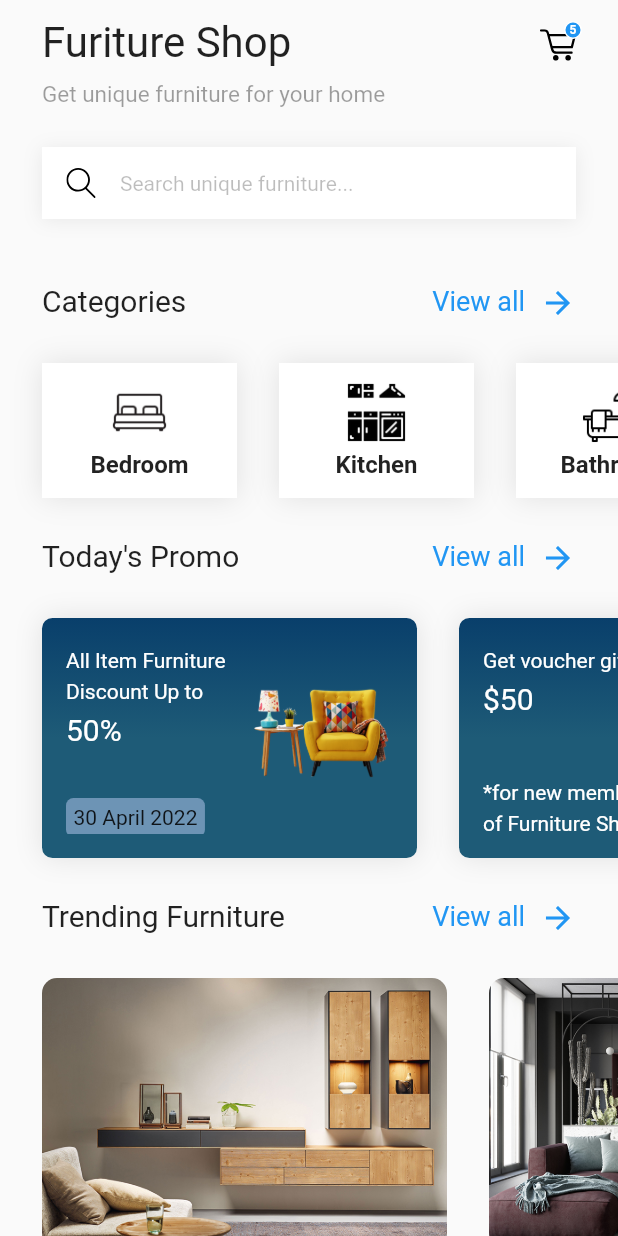
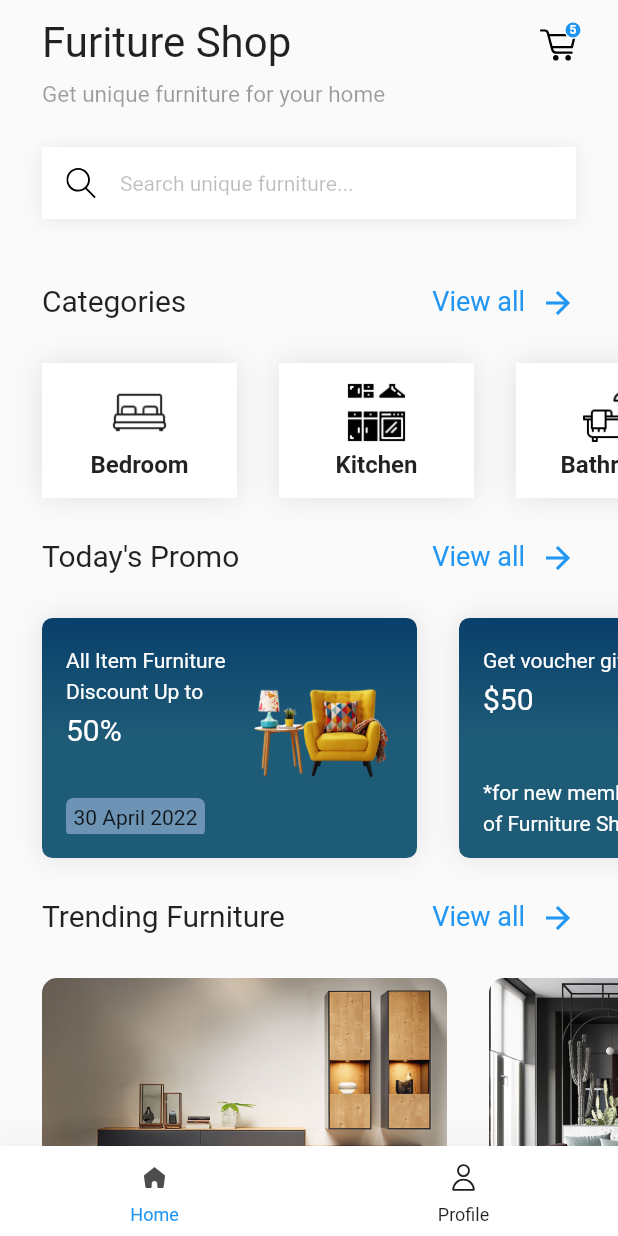
Before and after one commit to akhmadjonakbarov/furniture-shop-mobile, a Flutter app: the screen it shows after launch, on a phone screen of 412 x 824 dp. Run offline on Flutter 3.47's test engine with Material 2 defaults, Android fonts, the phone set to English and light mode, and no system bars; our stand-ins replace flutter_svg.

Commit message:
added new file

```diff
--- a/lib/main.dart
+++ b/lib/main.dart
@@ -13,7 +13,7 @@ class MyApp extends StatelessWidget {
   Widget build(BuildContext context) {
     return MaterialApp(
       debugShowCheckedModeBanner: false,
-      title: 'Flutter Demo',
+      title: 'Furniture Shop',
       theme: ThemeData(
         primarySwatch: Colors.blue,
       ),
--- a/lib/screens/home/home_screen.dart
+++ b/lib/screens/home/home_screen.dart
@@ -1,17 +1,33 @@
 import 'package:flutter/material.dart';
+import 'package:furniture_shop/screens/category/category_screen.dart';
 import './parts/header.dart';
 import './parts/section.dart';
 import './widgets/category_card.dart';
 import './widgets/promo_card.dart';
 import './widgets/image_card.dart';
+import '../../widgets/app_bottom_navigation.dart';
 import '../../data/fake.dart';
 
-class HomeScreen extends StatelessWidget {
+class HomeScreen extends StatefulWidget {
   const HomeScreen({super.key});
+
+  @override
+  State<HomeScreen> createState() => _HomeScreenState();
+}
+
+class _HomeScreenState extends State<HomeScreen> {
+  onCategorySelected(category) {
+    Navigator.push(context, MaterialPageRoute(
+      builder: (context) {
+        return const CategoryScreen();
+      },
+    ));
+  }
 
   @override
   Widget build(BuildContext context) {
     return Scaffold(
+      bottomNavigationBar: AppBottomNavigation(),
       body: SingleChildScrollView(
         child: SafeArea(
           child: Column(
@@ -20,11 +36,13 @@ class HomeScreen extends StatelessWidget {
               const Header(),
               Section(
                 title: "Categories",
-                children: Fake.categories.map((e) {
+                children: Fake.categories.map((c) {
                   return CategoryCard(
-                    title: e.title,
-                    iconPath: e.iconPath,
-                    onTap: () {},
+                    title: c.title,
+                    iconPath: c.iconPath,
+                    onTap: () {
+                      onCategorySelected(c);
+                    },
                   );
                 }).toList(),
               ),
--- /dev/null
+++ b/lib/widgets/app_bottom_navigation.dart
@@ -0,0 +1,61 @@
+import 'package:flutter/material.dart';
+import 'package:flutter_svg/flutter_svg.dart';
+
+class AppBottomNavigation extends StatefulWidget {
+  const AppBottomNavigation({super.key});
+
+  @override
+  State<AppBottomNavigation> createState() => _AppBottomNavigationState();
+}
+
+class _AppBottomNavigationState extends State<AppBottomNavigation> {
+  int _selectedIndex = 0;
+  List<dynamic> menuItems = [
+    {
+      "icon": "assets/bar_icons/home.svg",
+      "label": "Home",
+    },
+    {
+      "icon": "assets/bar_icons/profile.svg",
+      "label": "Profile",
+    },
+  ];
+
+  void _onItemTapped(int index) {
+    setState(() {
+      _selectedIndex = index;
+    });
+  }
+
+  @override
+  Widget build(BuildContext context) {
+    return BottomNavigationBar(
+      backgroundColor: Colors.white,
+      showUnselectedLabels: true,
+      unselectedItemColor: Colors.black87,
+      elevation: 32.0,
+      type: BottomNavigationBarType.fixed,
+      selectedLabelStyle: const TextStyle(
+        height: 1.5,
+        fontSize: 12,
+      ),
+      unselectedLabelStyle: const TextStyle(
+        height: 1.5,
+        fontSize: 12,
+      ),
+      items: menuItems.map((menuItem) {
+        return BottomNavigationBarItem(
+          icon: SvgPicture.asset(
+            menuItem["icon"],
+            height: 30,
+            width: 30,
+          ),
+          label: menuItem["label"],
+        );
+      }).toList(),
+      currentIndex: 0,
+      selectedItemColor: Theme.of(context).primaryColor,
+      onTap: _onItemTapped,
+    );
+  }
+}
--- a/pubspec.yaml
+++ b/pubspec.yaml
@@ -64,6 +64,7 @@ flutter:
   assets:
     - assets/icons/
     - assets/images/
+    - assets/bar_icons/
   #   - images/a_dot_ham.jpeg
 
   # An image asset can refer to one or more resolution-specific "variants", see
```
Also changed, not shown: lib/screens/category/category_screen.dart (added, +34 -0 lines), lib/screens/category/widgets/header.dart (added, +36 -0 lines), lib/screens/category/widgets/header_sliver.dart (added, +36 -0 lines), assets/bar_icons/home.svg (added), assets/bar_icons/profile.svg (added).
